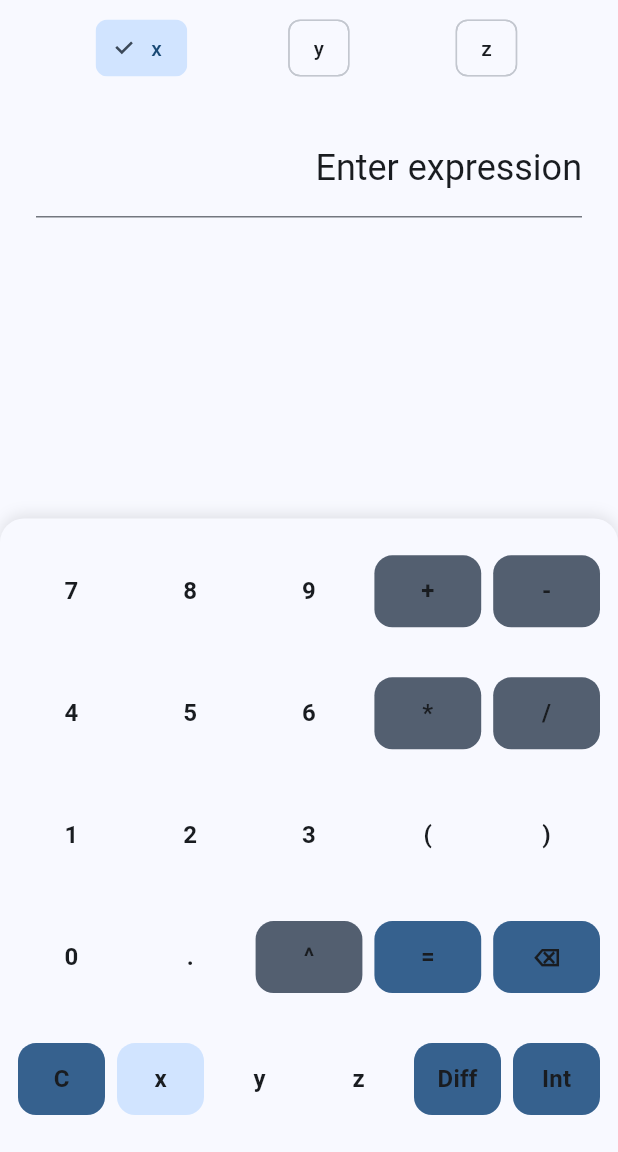
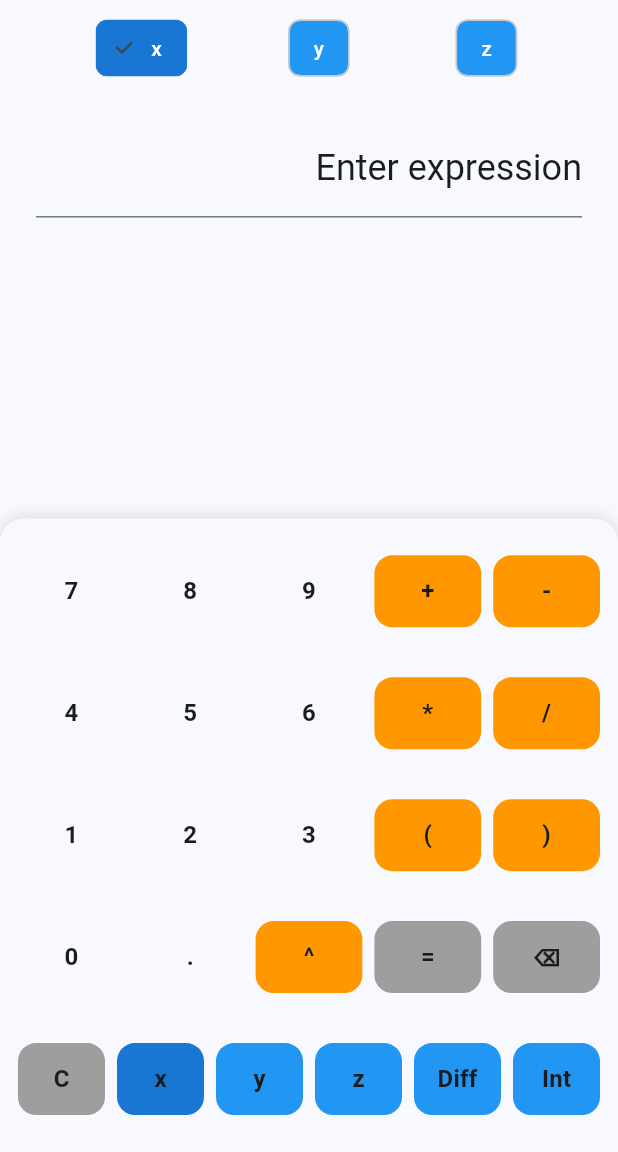
Before and after one commit to AmamulHaq/calculator_app, a Flutter app: the CalculatorScreen screen opened directly, on a phone screen of 412 x 824 dp, the part 84-1236 px from its top. Run offline on Flutter 3.47's test engine with Material 3 defaults, Android fonts, the phone set to English and light mode, and no system bars.

Commit message:
Advance Calculator

```diff
--- a/lib/calculusI.dart
+++ b/lib/calculusI.dart
@@ -134,14 +134,20 @@ class _CalculatorScreenState extends State<CalculatorScreen> {
               mainAxisAlignment: MainAxisAlignment.spaceEvenly,
               children: ['x', 'y', 'z'].map((varName) {
                 return ChoiceChip(
-                  label: Text(varName),
+                  label: Text(
+                    varName,
+                    style: TextStyle(
+                      color: _selectedVariable == varName
+                          ? Colors.white
+                          : Colors.white,
+                    ),
+                  ),
                   selected: _selectedVariable == varName,
                   onSelected: (_) => _selectVariable(varName),
-                  selectedColor: Theme.of(context).colorScheme.primaryContainer,
-                  labelStyle: TextStyle(
-                    color: _selectedVariable == varName
-                        ? Theme.of(context).colorScheme.onPrimaryContainer
-                        : Theme.of(context).colorScheme.onSurface,
+                  selectedColor: const Color.fromARGB(255, 25, 118, 210),
+                  backgroundColor: const Color.fromARGB(255, 33, 150, 243),
+                  shape: RoundedRectangleBorder(
+                    borderRadius: BorderRadius.circular(8),
                   ),
                 );
               }).toList(),
@@ -236,20 +242,39 @@ class _CalculatorScreenState extends State<CalculatorScreen> {
   }
 
   Widget _buildButton(BuildContext context, String text) {
-    final isSpecial = ['C', '⌫', '=', 'Diff', 'Int'].contains(text);
+    final isSpecial = ['C', '⌫', '='].contains(text);
+    final isBlueSpecial = ['Diff', 'Int'].contains(text);
     final isVariable = ['x', 'y', 'z'].contains(text);
     final isSelected = isVariable && text == _selectedVariable;
-    final isOperator = ['+', '-', '*', '/', '^'].contains(text);
+    final isOperator = ['+', '-', '*', '/', '^', '(', ')'].contains(text);
+
+    // Define the specified colors
+    final blueColor = const Color.fromARGB(255, 33, 150, 243);   // (33,150,243,255)
+    final amberColor = const Color.fromARGB(255, 255, 152, 0);   // (255,152,0,255)
+    final greyColor = const Color.fromARGB(255, 158, 158, 158);  // (158,158,158,255)
+    final selectedVariableColor = const Color.fromARGB(255, 25, 118, 210); // Darker blue for selected
 
     Color? buttonColor;
+    Color? textColor;
+
     if (isSelected) {
-      buttonColor = Theme.of(context).colorScheme.primaryContainer;
+      buttonColor = selectedVariableColor;
+      textColor = Colors.white;
+    } else if (isBlueSpecial) {
+      buttonColor = blueColor;
+      textColor = Colors.white;
+    } else if (isVariable) {
+      buttonColor = blueColor;
+      textColor = Colors.white;
+    } else if (isOperator) {
+      buttonColor = amberColor;
+      textColor = Colors.white;
     } else if (isSpecial) {
-      buttonColor = Theme.of(context).colorScheme.primary;
-    } else if (isOperator) {
-      buttonColor = Theme.of(context).colorScheme.secondary;
+      buttonColor = greyColor;
+      textColor = Colors.white;
     } else {
       buttonColor = Theme.of(context).colorScheme.surface;
+      textColor = Theme.of(context).colorScheme.onSurface;
     }
 
     return Expanded(
@@ -259,11 +284,7 @@ class _CalculatorScreenState extends State<CalculatorScreen> {
           style: ElevatedButton.styleFrom(
             padding: const EdgeInsets.all(12.0),
             backgroundColor: buttonColor,
-            foregroundColor: isSelected
-                ? Theme.of(context).colorScheme.onPrimaryContainer
-                : isSpecial || isOperator
-                    ? Theme.of(context).colorScheme.onPrimary
-                    : Theme.of(context).colorScheme.onSurface,
+            foregroundColor: textColor,
             shape: RoundedRectangleBorder(
               borderRadius: BorderRadius.circular(12.0),
             ),
--- a/lib/main.dart
+++ b/lib/main.dart
@@ -147,7 +147,7 @@ class _ScientificCalculatorState extends State<ScientificCalculator> {
         _evaluateExpression();
       } else {
         // Handle special functions that need parentheses
-        if (['sin', 'cos', 'tan', 'cosec', 'sec', 'cot', 'ln', 'log', '√x', 'e^x', 'P', 'C'].contains(value)) {
+        if (['sin', 'cos', 'tan', 'cosec', 'sec', 'cot', 'ln', 'log', '√', 'e^', 'P', 'C'].contains(value)) {
           _expression += '$value(';
         } else if (value == '!') {
           _expression += '!';
@@ -199,15 +199,15 @@ class _ScientificCalculatorState extends State<ScientificCalculator> {
 
       // Functions
       final funcs = [
-        'sin', 'cos', 'tan', 'cosec', 'sec', 'cot', 'log', 'ln', '√x', 'e^x', 'P', 'C', '!'
+        'sin', 'cos', 'tan', 'cosec', 'sec', 'cot', 'log', 'ln', '√', 'e^', 'P', 'C', '!'
       ];
       bool matched = false;
       for (var func in funcs) {
         if (expression.startsWith(func, i)) {
           // Handle function name mapping
           String tokenValue = func;
-          if (func == '√x') tokenValue = '√';
-          if (func == 'e^x') tokenValue = 'e^';
+          if (func == '√') tokenValue = '√';
+          if (func == 'e^') tokenValue = 'e^';
 
           tokens.add(Token(TokenType.function, tokenValue));
           i += func.length;
@@ -549,7 +549,7 @@ class _ScientificCalculatorState extends State<ScientificCalculator> {
                           _buildButton('sin', color: Colors.purple),
                           _buildButton('cos', color: Colors.purple),
                           _buildButton('tan', color: Colors.purple),
-                          _buildButton('√x', color: Colors.blue),
+                          _buildButton('√', color: Colors.blue),
                         ],
                       ),
                     ),
@@ -559,7 +559,7 @@ class _ScientificCalculatorState extends State<ScientificCalculator> {
                           _buildButton('cosec', color: Colors.purple),
                           _buildButton('sec', color: Colors.purple),
                           _buildButton('cot', color: Colors.purple),
-                          _buildButton('e^x', color: Colors.blue),
+                          _buildButton('e^', color: Colors.blue),
                         ],
                       ),
                     ),
@@ -616,6 +616,16 @@ class _ScientificCalculatorState extends State<ScientificCalculator> {
                     Expanded(
                       child: Row(
                         children: [
+                          _buildButton('(', color: Colors.orange),
+                          _buildButton(')', color: Colors.orange),
+                          _buildButton('π', color: Colors.blue),
+                          _buildButton('e', color: Colors.blue),
+                        ],
+                      ),
+                    ),
+                    Expanded(
+                      child: Row(
+                        children: [
                           _buildButton('0', flex: 2),
                           _buildButton('.'),
                           _buildButton('=', color: Colors.orange),
```
